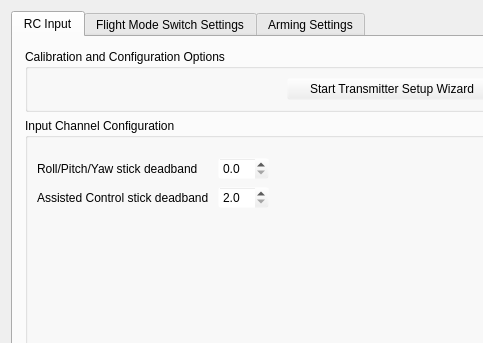
This is ground/gcs/src/plugins/config/input.ui in librepilot/LibrePilot as Qt 5 draws it before an edit; both pictures show x 0 to 483 and y 0 to 343 of the 1250 by 755 pixel window. The edited form follows.
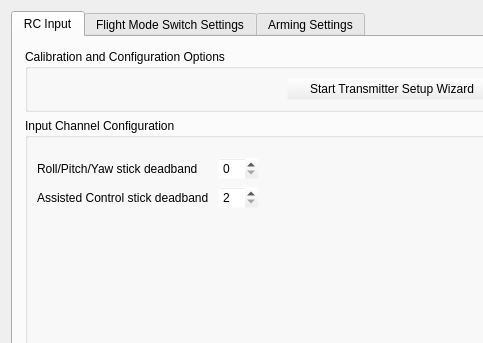
This is the edited form. Icons and pictures are not drawn.

What changed in the file:
```diff
--- a/ground/gcs/src/plugins/config/input.ui
+++ b/ground/gcs/src/plugins/config/input.ui
@@ -224,7 +224,7 @@
                        <string>Stick deadband in percents of full range (0-10), zero to disable</string>
                       </property>
                       <property name="decimals">
-                       <number>1</number>
+                       <number>0</number>
                       </property>
                       <property name="maximum">
                        <double>10.000000000000000</double>
@@ -247,7 +247,7 @@
                        <string>Assisted Control stick deadband in percents of full range (2-12) for use with GPSAssist. This can not be disabled.</string>
                       </property>
                       <property name="decimals">
-                       <number>1</number>
+                       <number>0</number>
                       </property>
                       <property name="minimum">
                        <double>2.000000000000000</double>
```
Left out of the diff: 2 changed lines with no effect on the pictures.
